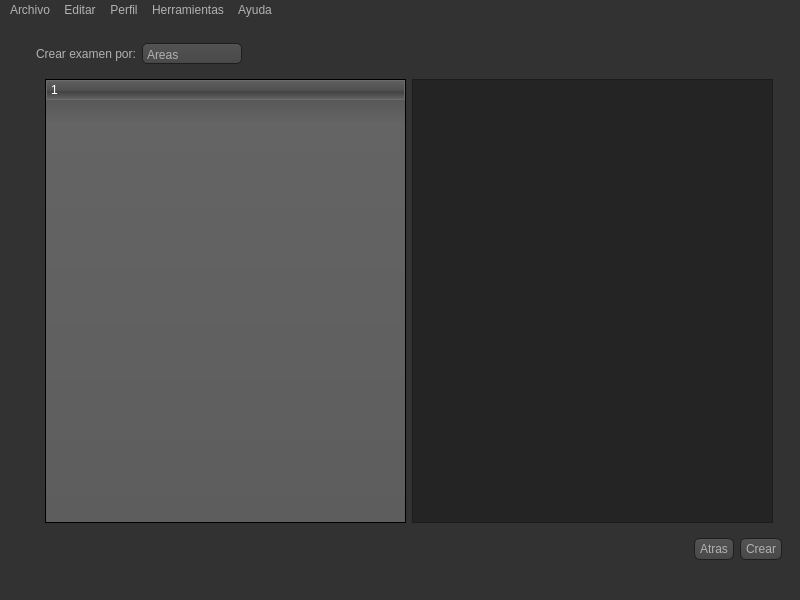
WalterCM/QuizMan, file resources/ui/MainWindow.ui: the form before one commit.
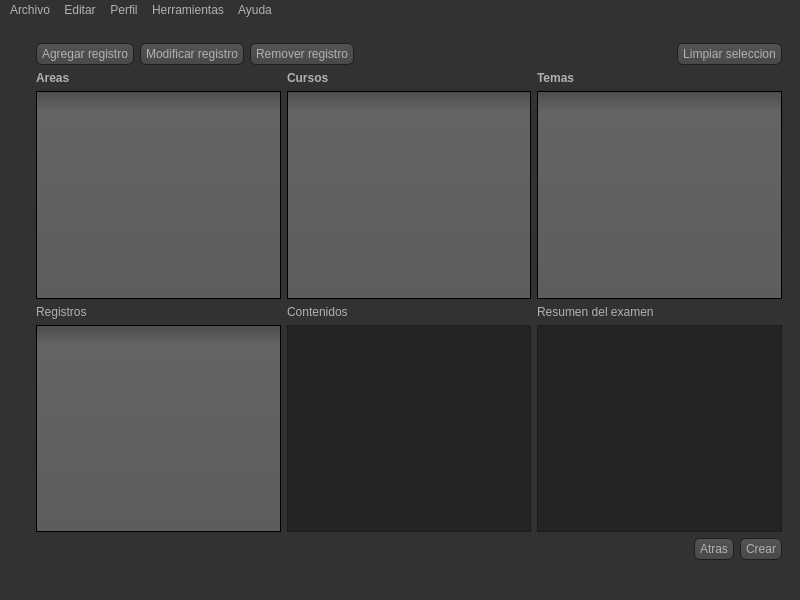
The form after the commit. The open tabs and pages were chosen to show the change. Icons and pictures are not drawn.

Commit message: Now it's possible to select different areas, subjects and topics at the time and save them in a registry that will create the exam later, this will open the possibility os saving exams

Patch:
```diff
--- a/resources/ui/MainWindow.ui
+++ b/resources/ui/MainWindow.ui
@@ -481,7 +481,7 @@
 }</string>
   </property>
   <widget class="QWidget" name="centralwidget">
-   <layout class="QGridLayout" name="gridLayout_3">
+   <layout class="QGridLayout" name="gridLayout_7">
     <item row="0" column="0" rowspan="3" colspan="3">
      <layout class="QHBoxLayout" name="horizontalLayout_3"/>
     </item>
@@ -700,42 +700,28 @@
       <widget class="QWidget" name="ExamSelecionPage"/>
       <widget class="QWidget" name="CustomExamSelecionPage"/>
       <widget class="QWidget" name="CustomExamCreationPage">
-       <layout class="QGridLayout" name="gridLayout_8">
+       <layout class="QGridLayout" name="gridLayout_3">
         <item row="0" column="0">
          <layout class="QHBoxLayout" name="horizontalLayout_6">
           <item>
-           <widget class="QLabel" name="label_4">
+           <widget class="QPushButton" name="addRegistry">
             <property name="text">
-             <string>Crear examen por:</string>
+             <string>Agregar registro</string>
             </property>
            </widget>
           </item>
           <item>
-           <widget class="QComboBox" name="examCriteriaCB">
-            <property name="minimumSize">
-             <size>
-              <width>100</width>
-              <height>0</height>
-             </size>
+           <widget class="QPushButton" name="editRegistry">
+            <property name="text">
+             <string>Modificar registro</string>
             </property>
-            <property name="styleSheet">
-             <string notr="true"/>
+           </widget>
+          </item>
+          <item>
+           <widget class="QPushButton" name="removeRegistry">
+            <property name="text">
+             <string>Remover registro</string>
             </property>
-            <item>
-             <property name="text">
-              <string>Areas</string>
-             </property>
-            </item>
-            <item>
-             <property name="text">
-              <string>Cursos</string>
-             </property>
-            </item>
-            <item>
-             <property name="text">
-              <string>Temas</string>
-             </property>
-            </item>
            </widget>
           </item>
           <item>
@@ -751,58 +737,100 @@
             </property>
            </spacer>
           </item>
+          <item>
+           <widget class="QPushButton" name="clearSeleccion">
+            <property name="text">
+             <string>Limpiar seleccion</string>
+            </property>
+           </widget>
+          </item>
          </layout>
         </item>
         <item row="1" column="0">
-         <widget class="QStackedWidget" name="examStackedWidget">
-          <property name="currentIndex">
-           <number>2</number>
-          </property>
-          <widget class="QWidget" name="ByArea">
-           <layout class="QGridLayout" name="gridLayout_7">
-            <item row="0" column="0">
-             <widget class="QTreeWidget" name="areaTree">
-              <column>
-               <property name="text">
-                <string notr="true">1</string>
-               </property>
-              </column>
-             </widget>
-            </item>
-           </layout>
-          </widget>
-          <widget class="QWidget" name="BySubject">
-           <layout class="QGridLayout" name="gridLayout_9">
-            <item row="0" column="0">
-             <widget class="QTreeWidget" name="subjectTee">
-              <column>
-               <property name="text">
-                <string notr="true">1</string>
-               </property>
-              </column>
-             </widget>
-            </item>
-           </layout>
-          </widget>
-          <widget class="QWidget" name="ByTopic">
-           <layout class="QGridLayout" name="gridLayout_10">
-            <item row="0" column="0">
-             <widget class="QTreeWidget" name="topicTree">
-              <column>
-               <property name="text">
-                <string notr="true">1</string>
-               </property>
-              </column>
-             </widget>
-            </item>
-            <item row="0" column="1">
-             <widget class="QTextBrowser" name="textBrowser"/>
-            </item>
-           </layout>
-          </widget>
-         </widget>
+         <layout class="QHBoxLayout" name="horizontalLayout_10">
+          <item>
+           <widget class="QLabel" name="label_6">
+            <property name="styleSheet">
+             <string notr="true">QLabal {
+	border: 2px solid rgb(0, 0, 0);
+}</string>
+            </property>
+            <property name="text">
+             <string>&lt;b&gt;Areas&lt;/b&gt;</string>
+            </property>
+           </widget>
+          </item>
+          <item>
+           <widget class="QLabel" name="label_4">
+            <property name="text">
+             <string>&lt;b&gt;Cursos&lt;/b&gt;</string>
+            </property>
+           </widget>
+          </item>
+          <item>
+           <widget class="QLabel" name="label_5">
+            <property name="styleSheet">
+             <string notr="true"/>
+            </property>
+            <property name="text">
+             <string>&lt;b&gt;Temas&lt;/b&gt;</string>
+            </property>
+           </widget>
+          </item>
+         </layout>
         </item>
         <item row="2" column="0">
+         <layout class="QHBoxLayout" name="horizontalLayout_8">
+          <item>
+           <widget class="QListWidget" name="areaList"/>
+          </item>
+          <item>
+           <widget class="QListWidget" name="subjectList"/>
+          </item>
+          <item>
+           <widget class="QListWidget" name="topicList"/>
+          </item>
+         </layout>
+        </item>
+        <item row="3" column="0">
+         <layout class="QHBoxLayout" name="horizontalLayout_11">
+          <item>
+           <widget class="QLabel" name="label_8">
+            <property name="text">
+             <string>Registros</string>
+            </property>
+           </widget>
+          </item>
+          <item>
+           <widget class="QLabel" name="label_9">
+            <property name="text">
+             <string>Contenidos</string>
+            </property>
+           </widget>
+          </item>
+          <item>
+           <widget class="QLabel" name="label_7">
+            <property name="text">
+             <string>Resumen del examen</string>
+            </property>
+           </widget>
+          </item>
+         </layout>
+        </item>
+        <item row="4" column="0">
+         <layout class="QHBoxLayout" name="horizontalLayout_9">
+          <item>
+           <widget class="QListWidget" name="registryList"/>
+          </item>
+          <item>
+           <widget class="QTextBrowser" name="textBrowser_3"/>
+          </item>
+          <item>
+           <widget class="QTextBrowser" name="textBrowser"/>
+          </item>
+         </layout>
+        </item>
+        <item row="5" column="0">
          <layout class="QHBoxLayout" name="horizontalLayout_7">
           <item>
            <spacer name="horizontalSpacer_3">
```
Left out of the diff: 6 changed lines with no effect on the pictures. The commit also changes 9 other files.
